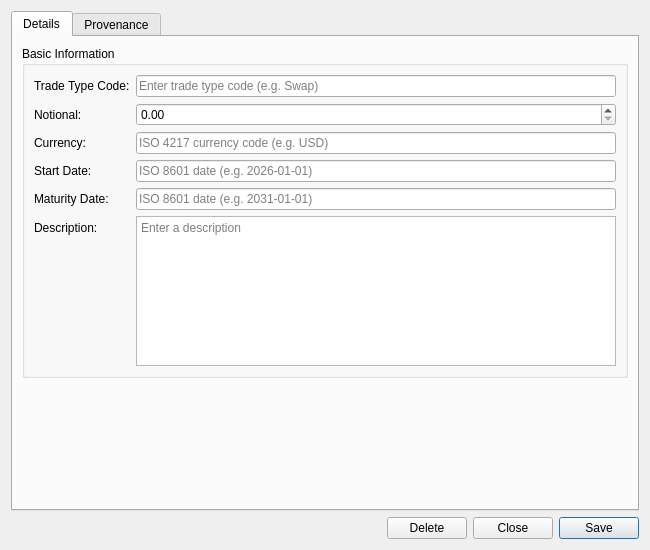
This is projects/ores.qt/ui/InstrumentDetailDialog.ui in OreStudio/OreStudio as Qt 5 draws it before an edit. The edited form follows.
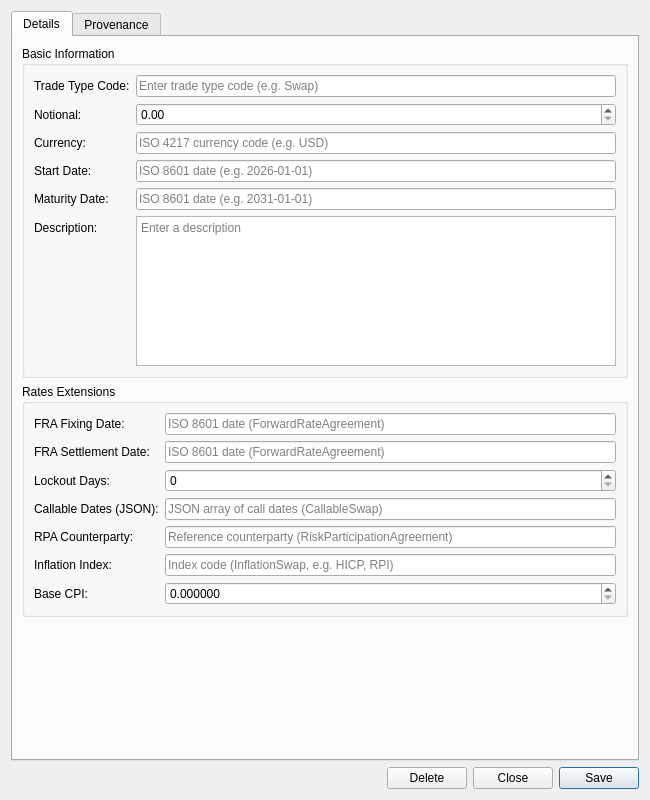
This is the edited form. Custom widgets are drawn as their Qt base class.

Commit message: [trading,qt] Add CDM instrument domain model extensions (Phase 7)

Diff of the .ui file:
```diff
--- a/projects/ores.qt/ui/InstrumentDetailDialog.ui
+++ b/projects/ores.qt/ui/InstrumentDetailDialog.ui
@@ -7,7 +7,7 @@
     <x>0</x>
     <y>0</y>
     <width>650</width>
-    <height>550</height>
+    <height>800</height>
    </rect>
   </property>
   <property name="sizePolicy">
@@ -19,7 +19,7 @@
   <property name="minimumSize">
    <size>
     <width>650</width>
-    <height>550</height>
+    <height>800</height>
    </size>
   </property>
   <property name="windowTitle">
@@ -146,6 +146,115 @@
          </layout>
         </widget>
        </item>
+       <item>
+        <widget class="QGroupBox" name="ratesExtensionsGroup">
+         <property name="title">
+          <string>Rates Extensions</string>
+         </property>
+         <layout class="QFormLayout" name="ratesExtensionsFormLayout">
+          <item row="0" column="0">
+           <widget class="QLabel" name="labelFraFixingDate">
+            <property name="text">
+             <string>FRA Fixing Date:</string>
+            </property>
+           </widget>
+          </item>
+          <item row="0" column="1">
+           <widget class="QLineEdit" name="fraFixingDateEdit">
+            <property name="placeholderText">
+             <string>ISO 8601 date (ForwardRateAgreement)</string>
+            </property>
+           </widget>
+          </item>
+          <item row="1" column="0">
+           <widget class="QLabel" name="labelFraSettlementDate">
+            <property name="text">
+             <string>FRA Settlement Date:</string>
+            </property>
+           </widget>
+          </item>
+          <item row="1" column="1">
+           <widget class="QLineEdit" name="fraSettlementDateEdit">
+            <property name="placeholderText">
+             <string>ISO 8601 date (ForwardRateAgreement)</string>
+            </property>
+           </widget>
+          </item>
+          <item row="2" column="0">
+           <widget class="QLabel" name="labelLockoutDays">
+            <property name="text">
+             <string>Lockout Days:</string>
+            </property>
+           </widget>
+          </item>
+          <item row="2" column="1">
+           <widget class="QSpinBox" name="lockoutDaysSpinBox">
+            <property name="minimum"><number>0</number></property>
+            <property name="maximum"><number>365</number></property>
+            <property name="toolTip"><string>Lockout days for BalanceGuaranteedSwap / KnockOutSwap (0 = not set)</string></property>
+           </widget>
+          </item>
+          <item row="3" column="0">
+           <widget class="QLabel" name="labelCallableDatesJson">
+            <property name="text">
+             <string>Callable Dates (JSON):</string>
+            </property>
+           </widget>
+          </item>
+          <item row="3" column="1">
+           <widget class="QLineEdit" name="callableDatesJsonEdit">
+            <property name="placeholderText">
+             <string>JSON array of call dates (CallableSwap)</string>
+            </property>
+           </widget>
+          </item>
+          <item row="4" column="0">
+           <widget class="QLabel" name="labelRpaCounterparty">
+            <property name="text">
+             <string>RPA Counterparty:</string>
+            </property>
+           </widget>
+          </item>
+          <item row="4" column="1">
+           <widget class="QLineEdit" name="rpaCounterpartyEdit">
+            <property name="placeholderText">
+             <string>Reference counterparty (RiskParticipationAgreement)</string>
+            </property>
+           </widget>
+          </item>
+          <item row="5" column="0">
+           <widget class="QLabel" name="labelInflationIndexCode">
+            <property name="text">
+             <string>Inflation Index:</string>
+            </property>
+           </widget>
+          </item>
+          <item row="5" column="1">
+           <widget class="QLineEdit" name="inflationIndexCodeEdit">
+            <property name="placeholderText">
+             <string>Index code (InflationSwap, e.g. HICP, RPI)</string>
+            </property>
+           </widget>
+          </item>
+          <item row="6" column="0">
+           <widget class="QLabel" name="labelBaseCpi">
+            <property name="text">
+             <string>Base CPI:</string>
+            </property>
+           </widget>
+          </item>
+          <item row="6" column="1">
+           <widget class="QDoubleSpinBox" name="baseCpiSpinBox">
+            <property name="decimals"><number>6</number></property>
+            <property name="minimum"><double>0.000000000000000</double></property>
+            <property name="maximum"><double>9999.000000000000000</double></property>
+            <property name="singleStep"><double>0.100000000000000</double></property>
+            <property name="toolTip"><string>Base CPI level for InflationSwap (0 = not applicable)</string></property>
+           </widget>
+          </item>
+         </layout>
+        </widget>
+       </item>
        <item>
         <spacer name="verticalSpacer">
          <property name="orientation">
```
The commit also changes 18 other files.
